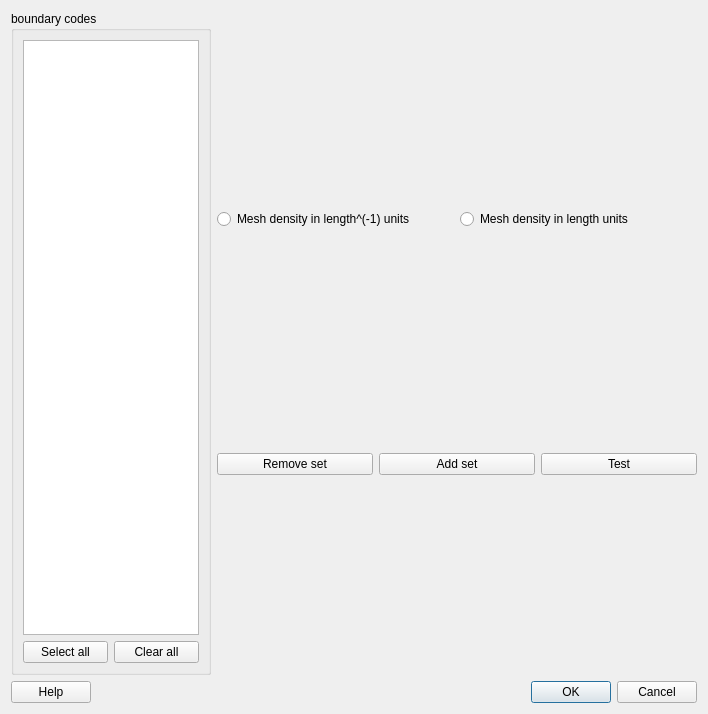
Old version of the form src/guicreatesurfacemesh.ui in the repository enGits/engrid.
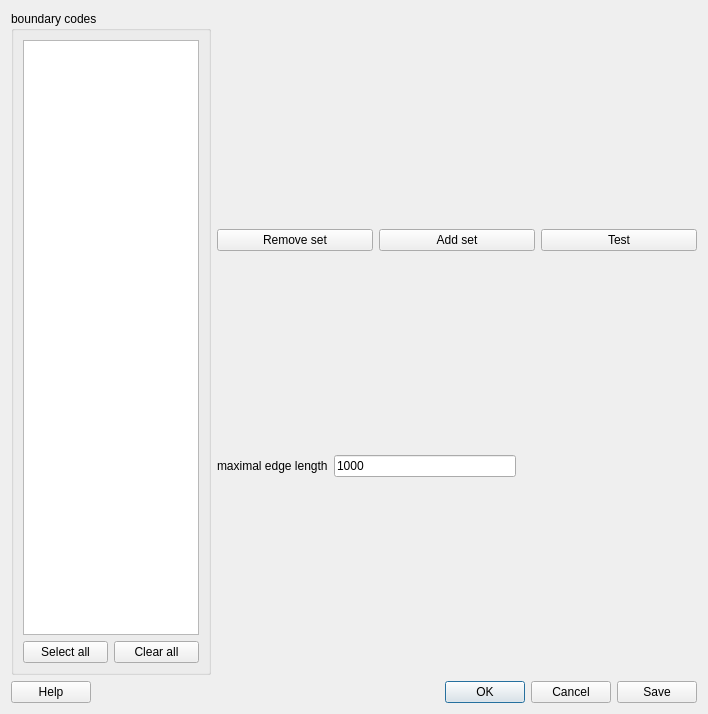
New version of the form. Icons and pictures are not drawn.

Commit message: added max. edge length and saving to egc

```diff
--- a/src/guicreatesurfacemesh.ui
+++ b/src/guicreatesurfacemesh.ui
@@ -67,24 +67,6 @@
        <item>
         <layout class="QVBoxLayout" name="verticalLayout_SettingsSheet"/>
        </item>
-       <item>
-        <layout class="QHBoxLayout" name="horizontalLayout_4">
-         <item>
-          <widget class="QRadioButton" name="radioButton_density">
-           <property name="text">
-            <string>Mesh density in length^(-1) units</string>
-           </property>
-          </widget>
-         </item>
-         <item>
-          <widget class="QRadioButton" name="radioButton_length">
-           <property name="text">
-            <string>Mesh density in length units</string>
-           </property>
-          </widget>
-         </item>
-        </layout>
-       </item>
        <item>
         <spacer name="horizontalSpacer">
          <property name="orientation">
@@ -123,6 +105,37 @@
          </item>
         </layout>
        </item>
+       <item>
+        <layout class="QHBoxLayout" name="horizontalLayout_2">
+         <item>
+          <widget class="QLabel" name="label">
+           <property name="text">
+            <string>maximal edge length</string>
+           </property>
+          </widget>
+         </item>
+         <item>
+          <widget class="QLineEdit" name="lineEditMaximalEdgeLength">
+           <property name="text">
+            <string>1000</string>
+           </property>
+          </widget>
+         </item>
+         <item>
+          <spacer name="horizontalSpacer_2">
+           <property name="orientation">
+            <enum>Qt::Horizontal</enum>
+           </property>
+           <property name="sizeHint" stdset="0">
+            <size>
+             <width>40</width>
+             <height>20</height>
+            </size>
+           </property>
+          </spacer>
+         </item>
+        </layout>
+       </item>
       </layout>
      </item>
     </layout>
@@ -159,6 +172,13 @@
        </property>
       </widget>
      </item>
+     <item>
+      <widget class="QPushButton" name="pushButtonSave">
+       <property name="text">
+        <string>Save</string>
+       </property>
+      </widget>
+     </item>
     </layout>
    </item>
   </layout>
```
The commit also changes 2 other files.
